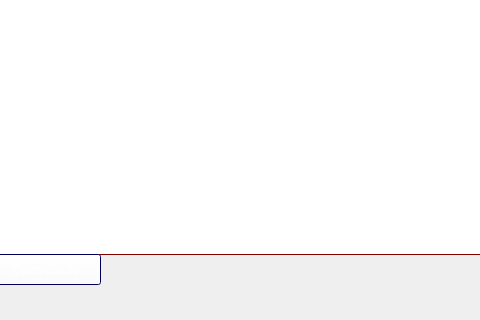
Old version of the form form.ui in the repository Rocky-tsol/git-vantron-manager; both pictures show x 150 to 630 and y 296 to 616 of the 800 by 616 pixel window.
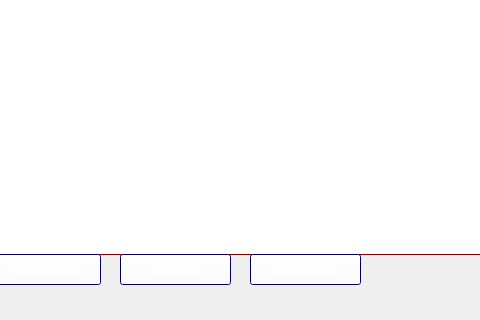
New version of the form.

Commit message: Added an 'Add App' button and a 'Delete App' button

What changed in the file:
```diff
--- a/form.ui
+++ b/form.ui
@@ -1535,6 +1535,988 @@
      <string>Open JSON</string>
     </property>
    </widget>
+   <widget class="QPushButton" name="addAppButton">
+    <property name="geometry">
+     <rect>
+      <x>270</x>
+      <y>550</y>
+      <width>111</width>
+      <height>31</height>
+     </rect>
+    </property>
+    <property name="palette">
+     <palette>
+      <active>
+       <colorrole role="WindowText">
+        <brush brushstyle="SolidPattern">
+         <color alpha="255">
+          <red>255</red>
+          <green>255</green>
+          <blue>255</blue>
+         </color>
+        </brush>
+       </colorrole>
+       <colorrole role="Button">
+        <brush brushstyle="SolidPattern">
+         <color alpha="255">
+          <red>255</red>
+          <green>255</green>
+          <blue>255</blue>
+         </color>
+        </brush>
+       </colorrole>
+       <colorrole role="Light">
+        <brush brushstyle="SolidPattern">
+         <color alpha="255">
+          <red>0</red>
+          <green>0</green>
+          <blue>190</blue>
+         </color>
+        </brush>
+       </colorrole>
+       <colorrole role="Midlight">
+        <brush brushstyle="SolidPattern">
+         <color alpha="255">
+          <red>0</red>
+          <green>0</green>
+          <blue>158</blue>
+         </color>
+        </brush>
+       </colorrole>
+       <colorrole role="Dark">
+        <brush brushstyle="SolidPattern">
+         <color alpha="255">
+          <red>0</red>
+          <green>0</green>
+          <blue>63</blue>
+         </color>
+        </brush>
+       </colorrole>
+       <colorrole role="Mid">
+        <brush brushstyle="SolidPattern">
+         <color alpha="255">
+          <red>0</red>
+          <green>0</green>
+          <blue>85</blue>
+         </color>
+        </brush>
+       </colorrole>
+       <colorrole role="Text">
+        <brush brushstyle="SolidPattern">
+         <color alpha="255">
+          <red>255</red>
+          <green>255</green>
+          <blue>255</blue>
+         </color>
+        </brush>
+       </colorrole>
+       <colorrole role="BrightText">
+        <brush brushstyle="SolidPattern">
+         <color alpha="255">
+          <red>255</red>
+          <green>255</green>
+          <blue>255</blue>
+         </color>
+        </brush>
+       </colorrole>
+       <colorrole role="ButtonText">
+        <brush brushstyle="SolidPattern">
+         <color alpha="255">
+          <red>255</red>
+          <green>255</green>
+          <blue>255</blue>
+         </color>
+        </brush>
+       </colorrole>
+       <colorrole role="Base">
+        <brush brushstyle="SolidPattern">
+         <color alpha="255">
+          <red>0</red>
+          <green>0</green>
+          <blue>127</blue>
+         </color>
+        </brush>
+       </colorrole>
+       <colorrole role="Window">
+        <brush brushstyle="SolidPattern">
+         <color alpha="255">
+          <red>0</red>
+          <green>0</green>
+          <blue>127</blue>
+         </color>
+        </brush>
+       </colorrole>
+       <colorrole role="Shadow">
+        <brush brushstyle="SolidPattern">
+         <color alpha="255">
+          <red>0</red>
+          <green>0</green>
+          <blue>0</blue>
+         </color>
+        </brush>
+       </colorrole>
+       <colorrole role="AlternateBase">
+        <brush brushstyle="SolidPattern">
+         <color alpha="255">
+          <red>0</red>
+          <green>0</green>
+          <blue>63</blue>
+         </color>
+        </brush>
+       </colorrole>
+       <colorrole role="ToolTipBase">
+        <brush brushstyle="SolidPattern">
+         <color alpha="255">
+          <red>255</red>
+          <green>255</green>
+          <blue>220</blue>
+         </color>
+        </brush>
+       </colorrole>
+       <colorrole role="ToolTipText">
+        <brush brushstyle="SolidPattern">
+         <color alpha="255">
+          <red>0</red>
+          <green>0</green>
+          <blue>0</blue>
+         </color>
+        </brush>
+       </colorrole>
+       <colorrole role="PlaceholderText">
+        <brush brushstyle="SolidPattern">
+         <color alpha="127">
+          <red>255</red>
+          <green>255</green>
+          <blue>255</blue>
+         </color>
+        </brush>
+       </colorrole>
+       <colorrole role="Accent">
+        <brush brushstyle="SolidPattern">
+         <color alpha="255">
+          <red>0</red>
+          <green>0</green>
+          <blue>0</blue>
+         </color>
+        </brush>
+       </colorrole>
+      </active>
+      <inactive>
+       <colorrole role="WindowText">
+        <brush brushstyle="SolidPattern">
+         <color alpha="255">
+          <red>255</red>
+          <green>255</green>
+          <blue>255</blue>
+         </color>
+        </brush>
+       </colorrole>
+       <colorrole role="Button">
+        <brush brushstyle="SolidPattern">
+         <color alpha="255">
+          <red>255</red>
+          <green>255</green>
+          <blue>255</blue>
+         </color>
+        </brush>
+       </colorrole>
+       <colorrole role="Light">
+        <brush brushstyle="SolidPattern">
+         <color alpha="255">
+          <red>0</red>
+          <green>0</green>
+          <blue>190</blue>
+         </color>
+        </brush>
+       </colorrole>
+       <colorrole role="Midlight">
+        <brush brushstyle="SolidPattern">
+         <color alpha="255">
+          <red>0</red>
+          <green>0</green>
+          <blue>158</blue>
+         </color>
+        </brush>
+       </colorrole>
+       <colorrole role="Dark">
+        <brush brushstyle="SolidPattern">
+         <color alpha="255">
+          <red>0</red>
+          <green>0</green>
+          <blue>63</blue>
+         </color>
+        </brush>
+       </colorrole>
+       <colorrole role="Mid">
+        <brush brushstyle="SolidPattern">
+         <color alpha="255">
+          <red>0</red>
+          <green>0</green>
+          <blue>85</blue>
+         </color>
+        </brush>
+       </colorrole>
+       <colorrole role="Text">
+        <brush brushstyle="SolidPattern">
+         <color alpha="255">
+          <red>255</red>
+          <green>255</green>
+          <blue>255</blue>
+         </color>
+        </brush>
+       </colorrole>
+       <colorrole role="BrightText">
+        <brush brushstyle="SolidPattern">
+         <color alpha="255">
+          <red>255</red>
+          <green>255</green>
+          <blue>255</blue>
+         </color>
+        </brush>
+       </colorrole>
+       <colorrole role="ButtonText">
+        <brush brushstyle="SolidPattern">
+         <color alpha="255">
+          <red>255</red>
+          <green>255</green>
+          <blue>255</blue>
+         </color>
+        </brush>
+       </colorrole>
+       <colorrole role="Base">
+        <brush brushstyle="SolidPattern">
+         <color alpha="255">
+          <red>0</red>
+          <green>0</green>
+          <blue>127</blue>
+         </color>
+        </brush>
+       </colorrole>
+       <colorrole role="Window">
+        <brush brushstyle="SolidPattern">
+         <color alpha="255">
+          <red>0</red>
+          <green>0</green>
+          <blue>127</blue>
+         </color>
+        </brush>
+       </colorrole>
+       <colorrole role="Shadow">
+        <brush brushstyle="SolidPattern">
+         <color alpha="255">
+          <red>0</red>
+          <green>0</green>
+          <blue>0</blue>
+         </color>
+        </brush>
+       </colorrole>
+       <colorrole role="AlternateBase">
+        <brush brushstyle="SolidPattern">
+         <color alpha="255">
+          <red>0</red>
+          <green>0</green>
+          <blue>63</blue>
+         </color>
+        </brush>
+       </colorrole>
+       <colorrole role="ToolTipBase">
+        <brush brushstyle="SolidPattern">
+         <color alpha="255">
+          <red>255</red>
+          <green>255</green>
+          <blue>220</blue>
+         </color>
+        </brush>
+       </colorrole>
+       <colorrole role="ToolTipText">
+        <brush brushstyle="SolidPattern">
+         <color alpha="255">
+          <red>0</red>
+          <green>0</green>
+          <blue>0</blue>
+         </color>
+        </brush>
+       </colorrole>
+       <colorrole role="PlaceholderText">
+        <brush brushstyle="SolidPattern">
+         <color alpha="127">
+          <red>255</red>
+          <green>255</green>
+          <blue>255</blue>
+         </color>
+        </brush>
+       </colorrole>
+       <colorrole role="Accent">
+        <brush brushstyle="SolidPattern">
+         <color alpha="255">
+          <red>0</red>
+          <green>0</green>
+          <blue>0</blue>
+         </color>
+        </brush>
+       </colorrole>
+      </inactive>
+      <disabled>
+       <colorrole role="WindowText">
+        <brush brushstyle="SolidPattern">
+         <color alpha="255">
+          <red>0</red>
+          <green>0</green>
+          <blue>63</blue>
+         </color>
+        </brush>
+       </colorrole>
+       <colorrole role="Button">
+        <brush brushstyle="SolidPattern">
+         <color alpha="255">
+          <red>255</red>
+          <green>255</green>
+          <blue>255</blue>
+         </color>
+        </brush>
+       </colorrole>
+       <colorrole role="Light">
+        <brush brushstyle="SolidPattern">
+         <color alpha="255">
+          <red>0</red>
+          <green>0</green>
+          <blue>190</blue>
+         </color>
+        </brush>
+       </colorrole>
+       <colorrole role="Midlight">
+        <brush brushstyle="SolidPattern">
+         <color alpha="255">
+          <red>0</red>
+          <green>0</green>
+          <blue>158</blue>
+         </color>
+        </brush>
+       </colorrole>
+       <colorrole role="Dark">
+        <brush brushstyle="SolidPattern">
+         <color alpha="255">
+          <red>0</red>
+          <green>0</green>
+          <blue>63</blue>
+         </color>
+        </brush>
+       </colorrole>
+       <colorrole role="Mid">
+        <brush brushstyle="SolidPattern">
+         <color alpha="255">
+          <red>0</red>
+          <green>0</green>
+          <blue>85</blue>
+         </color>
+        </brush>
+       </colorrole>
+       <colorrole role="Text">
+        <brush brushstyle="SolidPattern">
+         <color alpha="255">
+          <red>0</red>
+          <green>0</green>
+          <blue>63</blue>
+         </color>
+        </brush>
+       </colorrole>
+       <colorrole role="BrightText">
+        <brush brushstyle="SolidPattern">
+         <color alpha="255">
+          <red>255</red>
+          <green>255</green>
+          <blue>255</blue>
+         </color>
+        </brush>
+       </colorrole>
+       <colorrole role="ButtonText">
+        <brush brushstyle="SolidPattern">
+         <color alpha="255">
+          <red>0</red>
+          <green>0</green>
+          <blue>63</blue>
+         </color>
+        </brush>
+       </colorrole>
+       <colorrole role="Base">
+        <brush brushstyle="SolidPattern">
+         <color alpha="255">
+          <red>0</red>
+          <green>0</green>
+          <blue>127</blue>
+         </color>
+        </brush>
+       </colorrole>
+       <colorrole role="Window">
+        <brush brushstyle="SolidPattern">
+         <color alpha="255">
+          <red>0</red>
+          <green>0</green>
+          <blue>127</blue>
+         </color>
+        </brush>
+       </colorrole>
+       <colorrole role="Shadow">
+        <brush brushstyle="SolidPattern">
+         <color alpha="255">
+          <red>0</red>
+          <green>0</green>
+          <blue>0</blue>
+         </color>
+        </brush>
+       </colorrole>
+       <colorrole role="AlternateBase">
+        <brush brushstyle="SolidPattern">
+         <color alpha="255">
+          <red>0</red>
+          <green>0</green>
+          <blue>127</blue>
+         </color>
+        </brush>
+       </colorrole>
+       <colorrole role="ToolTipBase">
+        <brush brushstyle="SolidPattern">
+         <color alpha="255">
+          <red>255</red>
+          <green>255</green>
+          <blue>220</blue>
+         </color>
+        </brush>
+       </colorrole>
+       <colorrole role="ToolTipText">
+        <brush brushstyle="SolidPattern">
+         <color alpha="255">
+          <red>0</red>
+          <green>0</green>
+          <blue>0</blue>
+         </color>
+        </brush>
+       </colorrole>
+       <colorrole role="PlaceholderText">
+        <brush brushstyle="SolidPattern">
+         <color alpha="127">
+          <red>0</red>
+          <green>0</green>
+          <blue>63</blue>
+         </color>
+        </brush>
+       </colorrole>
+       <colorrole role="Accent">
+        <brush brushstyle="SolidPattern">
+         <color alpha="255">
+          <red>0</red>
+          <green>0</green>
+          <blue>89</blue>
+         </color>
+        </brush>
+       </colorrole>
+      </disabled>
+     </palette>
+    </property>
+    <property name="font">
+     <font>
+      <family>Segoe UI</family>
+      <pointsize>9</pointsize>
+     </font>
+    </property>
+    <property name="cursor">
+     <cursorShape>PointingHandCursor</cursorShape>
+    </property>
+    <property name="text">
+     <string>Add App</string>
+    </property>
+   </widget>
+   <widget class="QPushButton" name="deleteAppButton">
+    <property name="geometry">
+     <rect>
+      <x>400</x>
+      <y>550</y>
+      <width>111</width>
+      <height>31</height>
+     </rect>
+    </property>
+    <property name="palette">
+     <palette>
+      <active>
+       <colorrole role="WindowText">
+        <brush brushstyle="SolidPattern">
+         <color alpha="255">
+          <red>255</red>
+          <green>255</green>
+          <blue>255</blue>
+         </color>
+        </brush>
+       </colorrole>
+       <colorrole role="Button">
+        <brush brushstyle="SolidPattern">
+         <color alpha="255">
+          <red>255</red>
+          <green>255</green>
+          <blue>255</blue>
+         </color>
+        </brush>
+       </colorrole>
+       <colorrole role="Light">
+        <brush brushstyle="SolidPattern">
+         <color alpha="255">
+          <red>0</red>
+          <green>0</green>
+          <blue>190</blue>
+         </color>
+        </brush>
+       </colorrole>
+       <colorrole role="Midlight">
+        <brush brushstyle="SolidPattern">
+         <color alpha="255">
+          <red>0</red>
+          <green>0</green>
+          <blue>158</blue>
+         </color>
+        </brush>
+       </colorrole>
+       <colorrole role="Dark">
+        <brush brushstyle="SolidPattern">
+         <color alpha="255">
+          <red>0</red>
+          <green>0</green>
+          <blue>63</blue>
+         </color>
+        </brush>
+       </colorrole>
+       <colorrole role="Mid">
+        <brush brushstyle="SolidPattern">
+         <color alpha="255">
+          <red>0</red>
+          <green>0</green>
+          <blue>85</blue>
+         </color>
+        </brush>
+       </colorrole>
+       <colorrole role="Text">
+        <brush brushstyle="SolidPattern">
+         <color alpha="255">
+          <red>255</red>
+          <green>255</green>
+          <blue>255</blue>
+         </color>
+        </brush>
+       </colorrole>
+       <colorrole role="BrightText">
+        <brush brushstyle="SolidPattern">
+         <color alpha="255">
+          <red>255</red>
+          <green>255</green>
+          <blue>255</blue>
+         </color>
+        </brush>
+       </colorrole>
+       <colorrole role="ButtonText">
+        <brush brushstyle="SolidPattern">
+         <color alpha="255">
+          <red>255</red>
+          <green>255</green>
+          <blue>255</blue>
+         </color>
+        </brush>
+       </colorrole>
+       <colorrole role="Base">
+        <brush brushstyle="SolidPattern">
+         <color alpha="255">
+          <red>0</red>
+          <green>0</green>
+          <blue>127</blue>
+         </color>
+        </brush>
+       </colorrole>
+       <colorrole role="Window">
+        <brush brushstyle="SolidPattern">
+         <color alpha="255">
+          <red>0</red>
+          <green>0</green>
+          <blue>127</blue>
+         </color>
+        </brush>
+       </colorrole>
+       <colorrole role="Shadow">
+        <brush brushstyle="SolidPattern">
+         <color alpha="255">
+          <red>0</red>
+          <green>0</green>
+          <blue>0</blue>
+         </color>
+        </brush>
+       </colorrole>
+       <colorrole role="AlternateBase">
+        <brush brushstyle="SolidPattern">
+         <color alpha="255">
+          <red>0</red>
+          <green>0</green>
+          <blue>63</blue>
+         </color>
+        </brush>
+       </colorrole>
+       <colorrole role="ToolTipBase">
+        <brush brushstyle="SolidPattern">
+         <color alpha="255">
+          <red>255</red>
+          <green>255</green>
+          <blue>220</blue>
+         </color>
+        </brush>
+       </colorrole>
+       <colorrole role="ToolTipText">
+        <brush brushstyle="SolidPattern">
+         <color alpha="255">
+          <red>0</red>
+          <green>0</green>
+          <blue>0</blue>
+         </color>
+        </brush>
+       </colorrole>
+       <colorrole role="PlaceholderText">
+        <brush brushstyle="SolidPattern">
+         <color alpha="127">
+          <red>255</red>
+          <green>255</green>
+          <blue>255</blue>
+         </color>
+        </brush>
+       </colorrole>
+       <colorrole role="Accent">
+        <brush brushstyle="SolidPattern">
+         <color alpha="255">
+          <red>0</red>
+          <green>0</green>
+          <blue>0</blue>
+         </color>
+        </brush>
+       </colorrole>
+      </active>
+      <inactive>
+       <colorrole role="WindowText">
+        <brush brushstyle="SolidPattern">
+         <color alpha="255">
+          <red>255</red>
+          <green>255</green>
+          <blue>255</blue>
+         </color>
+        </brush>
+       </colorrole>
+       <colorrole role="Button">
+        <brush brushstyle="SolidPattern">
+         <color alpha="255">
+          <red>255</red>
+          <green>255</green>
+          <blue>255</blue>
+         </color>
+        </brush>
+       </colorrole>
+       <colorrole role="Light">
+        <brush brushstyle="SolidPattern">
+         <color alpha="255">
+          <red>0</red>
+          <green>0</green>
+          <blue>190</blue>
+         </color>
+        </brush>
+       </colorrole>
+       <colorrole role="Midlight">
+        <brush brushstyle="SolidPattern">
+         <color alpha="255">
+          <red>0</red>
+          <green>0</green>
+          <blue>158</blue>
+         </color>
+        </brush>
+       </colorrole>
+       <colorrole role="Dark">
+        <brush brushstyle="SolidPattern">
+         <color alpha="255">
+          <red>0</red>
+          <green>0</green>
+          <blue>63</blue>
+         </color>
+        </brush>
+       </colorrole>
+       <colorrole role="Mid">
+        <brush brushstyle="SolidPattern">
+         <color alpha="255">
+          <red>0</red>
+          <green>0</green>
+          <blue>85</blue>
+         </color>
+        </brush>
+       </colorrole>
+       <colorrole role="Text">
+        <brush brushstyle="SolidPattern">
+         <color alpha="255">
+          <red>255</red>
+          <green>255</green>
+          <blue>255</blue>
+         </color>
+        </brush>
+       </colorrole>
+       <colorrole role="BrightText">
+        <brush brushstyle="SolidPattern">
+         <color alpha="255">
+          <red>255</red>
+          <green>255</green>
+          <blue>255</blue>
+         </color>
+        </brush>
+       </colorrole>
+       <colorrole role="ButtonText">
+        <brush brushstyle="SolidPattern">
+         <color alpha="255">
+          <red>255</red>
+          <green>255</green>
+          <blue>255</blue>
+         </color>
+        </brush>
+       </colorrole>
+       <colorrole role="Base">
+        <brush brushstyle="SolidPattern">
+         <color alpha="255">
+          <red>0</red>
+          <green>0</green>
+          <blue>127</blue>
+         </color>
+        </brush>
+       </colorrole>
+       <colorrole role="Window">
+        <brush brushstyle="SolidPattern">
+         <color alpha="255">
+          <red>0</red>
+          <green>0</green>
+          <blue>127</blue>
+         </color>
+        </brush>
+       </colorrole>
+       <colorrole role="Shadow">
+        <brush brushstyle="SolidPattern">
+         <color alpha="255">
+          <red>0</red>
+          <green>0</green>
+          <blue>0</blue>
+         </color>
+        </brush>
+       </colorrole>
+       <colorrole role="AlternateBase">
+        <brush brushstyle="SolidPattern">
+         <color alpha="255">
+          <red>0</red>
+          <green>0</green>
+          <blue>63</blue>
+         </color>
+        </brush>
+       </colorrole>
+       <colorrole role="ToolTipBase">
+        <brush brushstyle="SolidPattern">
+         <color alpha="255">
+          <red>255</red>
+          <green>255</green>
+          <blue>220</blue>
+         </color>
+        </brush>
+       </colorrole>
+       <colorrole role="ToolTipText">
+        <brush brushstyle="SolidPattern">
+         <color alpha="255">
+          <red>0</red>
+          <green>0</green>
+          <blue>0</blue>
+         </color>
+        </brush>
+       </colorrole>
+       <colorrole role="PlaceholderText">
+        <brush brushstyle="SolidPattern">
+         <color alpha="127">
+          <red>255</red>
+          <green>255</green>
+          <blue>255</blue>
+         </color>
+        </brush>
+       </colorrole>
+       <colorrole role="Accent">
+        <brush brushstyle="SolidPattern">
+         <color alpha="255">
+          <red>0</red>
+          <green>0</green>
+          <blue>0</blue>
+         </color>
+        </brush>
+       </colorrole>
+      </inactive>
+      <disabled>
+       <colorrole role="WindowText">
+        <brush brushstyle="SolidPattern">
+         <color alpha="255">
+          <red>0</red>
+          <green>0</green>
+          <blue>63</blue>
+         </color>
+        </brush>
+       </colorrole>
+       <colorrole role="Button">
+        <brush brushstyle="SolidPattern">
+         <color alpha="255">
+          <red>255</red>
+          <green>255</green>
+          <blue>255</blue>
+         </color>
+        </brush>
+       </colorrole>
+       <colorrole role="Light">
+        <brush brushstyle="SolidPattern">
+         <color alpha="255">
+          <red>0</red>
+          <green>0</green>
+          <blue>190</blue>
+         </color>
+        </brush>
+       </colorrole>
+       <colorrole role="Midlight">
+        <brush brushstyle="SolidPattern">
+         <color alpha="255">
+          <red>0</red>
+          <green>0</green>
+          <blue>158</blue>
+         </color>
+        </brush>
+       </colorrole>
+       <colorrole role="Dark">
+        <brush brushstyle="SolidPattern">
+         <color alpha="255">
+          <red>0</red>
+          <green>0</green>
+          <blue>63</blue>
+         </color>
+        </brush>
+       </colorrole>
+       <colorrole role="Mid">
+        <brush brushstyle="SolidPattern">
+         <color alpha="255">
+          <red>0</red>
+          <green>0</green>
+          <blue>85</blue>
+         </color>
+        </brush>
+       </colorrole>
+       <colorrole role="Text">
+        <brush brushstyle="SolidPattern">
+         <color alpha="255">
+          <red>0</red>
+          <green>0</green>
+          <blue>63</blue>
+         </color>
+        </brush>
+       </colorrole>
+       <colorrole role="BrightText">
+        <brush brushstyle="SolidPattern">
+         <color alpha="255">
+          <red>255</red>
+          <green>255</green>
+          <blue>255</blue>
+         </color>
+        </brush>
+       </colorrole>
+       <colorrole role="ButtonText">
+        <brush brushstyle="SolidPattern">
+         <color alpha="255">
+          <red>0</red>
+          <green>0</green>
+          <blue>63</blue>
+         </color>
+        </brush>
+       </colorrole>
+       <colorrole role="Base">
+        <brush brushstyle="SolidPattern">
+         <color alpha="255">
+          <red>0</red>
+          <green>0</green>
+          <blue>127</blue>
+         </color>
+        </brush>
+       </colorrole>
+       <colorrole role="Window">
+        <brush brushstyle="SolidPattern">
+         <color alpha="255">
+          <red>0</red>
+          <green>0</green>
+          <blue>127</blue>
+         </color>
+        </brush>
+       </colorrole>
+       <colorrole role="Shadow">
+        <brush brushstyle="SolidPattern">
+         <color alpha="255">
+          <red>0</red>
+          <green>0</green>
+          <blue>0</blue>
+         </color>
+        </brush>
+       </colorrole>
+       <colorrole role="AlternateBase">
+        <brush brushstyle="SolidPattern">
+         <color alpha="255">
+          <red>0</red>
+          <green>0</green>
+          <blue>127</blue>
+         </color>
+        </brush>
+       </colorrole>
+       <colorrole role="ToolTipBase">
+        <brush brushstyle="SolidPattern">
+         <color alpha="255">
+          <red>255</red>
+          <green>255</green>
+          <blue>220</blue>
+         </color>
+        </brush>
+       </colorrole>
+       <colorrole role="ToolTipText">
+        <brush brushstyle="SolidPattern">
+         <color alpha="255">
+          <red>0</red>
+          <green>0</green>
+          <blue>0</blue>
+         </color>
+        </brush>
+       </colorrole>
+       <colorrole role="PlaceholderText">
+        <brush brushstyle="SolidPattern">
+         <color alpha="127">
+          <red>0</red>
+          <green>0</green>
+          <blue>63</blue>
+         </color>
+        </brush>
+       </colorrole>
+       <colorrole role="Accent">
+        <brush brushstyle="SolidPattern">
+         <color alpha="255">
+          <red>0</red>
+          <green>0</green>
+          <blue>89</blue>
+         </color>
+        </brush>
+       </colorrole>
+      </disabled>
+     </palette>
+    </property>
+    <property name="font">
+     <font>
+      <family>Segoe UI</family>
+      <pointsize>9</pointsize>
+     </font>
+    </property>
+    <property name="cursor">
+     <cursorShape>PointingHandCursor</cursorShape>
+    </property>
+    <property name="text">
+     <string>Delete App</string>
+    </property>
+   </widget>
   </widget>
   <widget class="QMenuBar" name="menubar">
    <property name="geometry">
```
Left out of the diff: 2 changed lines with no effect on the pictures. The commit also changes 4 other files.
